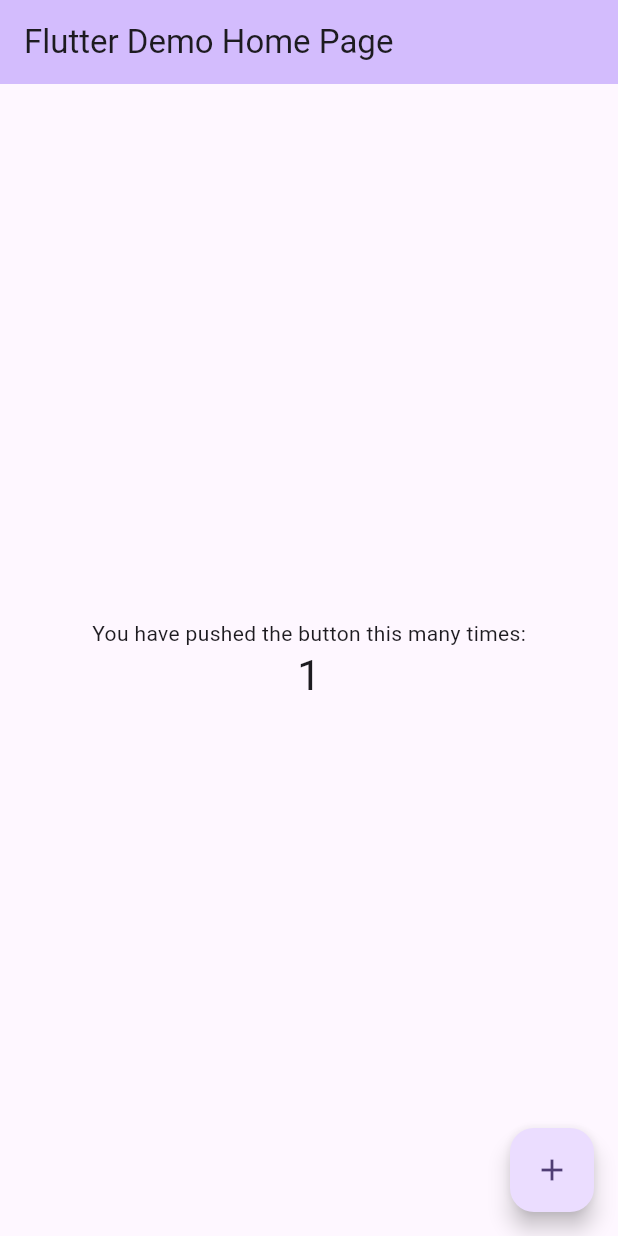
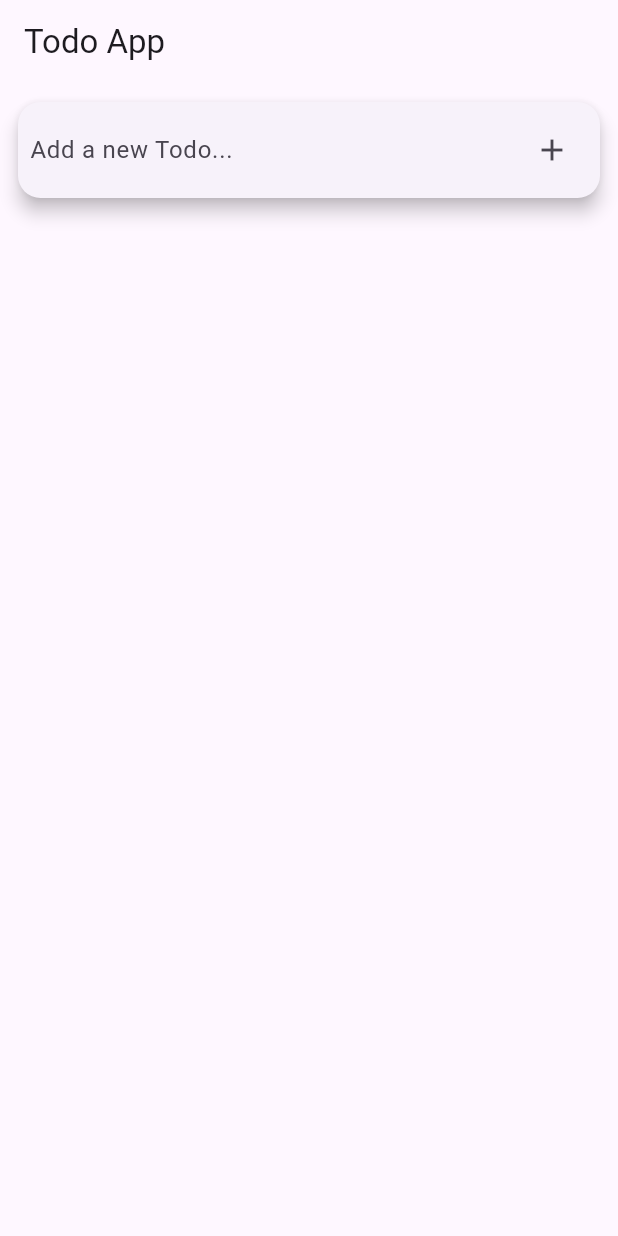
Before and after one commit to Haruki1090/TodoList-RiverPod-Firebase-2, a Flutter app: the screen it shows after launch, after a tap on the "add" icon, on a phone screen of 412 x 824 dp. Run offline on Flutter 3.47's test engine with Material 3 defaults, Android fonts, the phone set to English and light mode, and no system bars.

Commit message:
create Stateful Widget

```diff
--- a/lib/main.dart
+++ b/lib/main.dart
@@ -1,125 +1,134 @@
 import 'package:flutter/material.dart';
+import 'package:todolist_riverpod_firebase2/todo.dart';
 
 void main() {
-  runApp(const MyApp());
+  runApp(MyApp());
 }
 
 class MyApp extends StatelessWidget {
-  const MyApp({super.key});
-
-  // This widget is the root of your application.
   @override
   Widget build(BuildContext context) {
     return MaterialApp(
-      title: 'Flutter Demo',
-      theme: ThemeData(
-        // This is the theme of your application.
-        //
-        // TRY THIS: Try running your application with "flutter run". You'll see
-        // the application has a purple toolbar. Then, without quitting the app,
-        // try changing the seedColor in the colorScheme below to Colors.green
-        // and then invoke "hot reload" (save your changes or press the "hot
-        // reload" button in a Flutter-supported IDE, or press "r" if you used
-        // the command line to start the app).
-        //
-        // Notice that the counter didn't reset back to zero; the application
-        // state is not lost during the reload. To reset the state, use hot
-        // restart instead.
-        //
-        // This works for code too, not just values: Most code changes can be
-        // tested with just a hot reload.
-        colorScheme: ColorScheme.fromSeed(seedColor: Colors.deepPurple),
-        useMaterial3: true,
-      ),
-      home: const MyHomePage(title: 'Flutter Demo Home Page'),
+      title: 'Todo App',
+      home: TodoScreen(),
     );
   }
 }
 
-class MyHomePage extends StatefulWidget {
-  const MyHomePage({super.key, required this.title});
-
-  // This widget is the home page of your application. It is stateful, meaning
-  // that it has a State object (defined below) that contains fields that affect
-  // how it looks.
-
-  // This class is the configuration for the state. It holds the values (in this
-  // case the title) provided by the parent (in this case the App widget) and
-  // used by the build method of the State. Fields in a Widget subclass are
-  // always marked "final".
-
-  final String title;
-
+class TodoScreen extends StatefulWidget {
   @override
-  State<MyHomePage> createState() => _MyHomePageState();
+  _TodoScreenState createState() => _TodoScreenState();
 }
 
-class _MyHomePageState extends State<MyHomePage> {
-  int _counter = 0;
-
-  void _incrementCounter() {
-    setState(() {
-      // This call to setState tells the Flutter framework that something has
-      // changed in this State, which causes it to rerun the build method below
-      // so that the display can reflect the updated values. If we changed
-      // _counter without calling setState(), then the build method would not be
-      // called again, and so nothing would appear to happen.
-      _counter++;
-    });
-  }
+class _TodoScreenState extends State<TodoScreen> {
+  TextEditingController _textController = TextEditingController();
+  List<Todo> _todoList = [];
 
   @override
   Widget build(BuildContext context) {
-    // This method is rerun every time setState is called, for instance as done
-    // by the _incrementCounter method above.
-    //
-    // The Flutter framework has been optimized to make rerunning build methods
-    // fast, so that you can just rebuild anything that needs updating rather
-    // than having to individually change instances of widgets.
     return Scaffold(
       appBar: AppBar(
-        // TRY THIS: Try changing the color here to a specific color (to
-        // Colors.amber, perhaps?) and trigger a hot reload to see the AppBar
-        // change color while the other colors stay the same.
-        backgroundColor: Theme.of(context).colorScheme.inversePrimary,
-        // Here we take the value from the MyHomePage object that was created by
-        // the App.build method, and use it to set our appbar title.
-        title: Text(widget.title),
+        title: Text('Todo App'),
       ),
-      body: Center(
-        // Center is a layout widget. It takes a single child and positions it
-        // in the middle of the parent.
-        child: Column(
-          // Column is also a layout widget. It takes a list of children and
-          // arranges them vertically. By default, it sizes itself to fit its
-          // children horizontally, and tries to be as tall as its parent.
-          //
-          // Column has various properties to control how it sizes itself and
-          // how it positions its children. Here we use mainAxisAlignment to
-          // center the children vertically; the main axis here is the vertical
-          // axis because Columns are vertical (the cross axis would be
-          // horizontal).
-          //
-          // TRY THIS: Invoke "debug painting" (choose the "Toggle Debug Paint"
-          // action in the IDE, or press "p" in the console), to see the
-          // wireframe for each widget.
-          mainAxisAlignment: MainAxisAlignment.center,
-          children: <Widget>[
-            const Text(
-              'You have pushed the button this many times:',
+      body: Column(
+        children: [
+          // 入力欄
+          Padding(
+            padding: const EdgeInsets.all(8.0),
+            child: Card(
+              shape: RoundedRectangleBorder(
+                borderRadius: BorderRadius.circular(15.0),
               ),
-            Text(
-              '$_counter',
-              style: Theme.of(context).textTheme.headlineMedium,
+              elevation: 5.0,
+              child: Padding(
+                padding: const EdgeInsets.all(8.0),
+                child: Row(
+                  children: [
+                    Expanded(
+                      child: TextField(
+                        controller: _textController,
+                        decoration: InputDecoration(
+                          hintText: 'Add a new Todo...',
+                          border: InputBorder.none,
+                        ),
+                      ),
+                    ),
+                    IconButton(
+                      icon: Icon(Icons.add),
+                      onPressed: () {
+                        _addTodo();
+                      },
                     ),
                   ],
                 ),
               ),
-      floatingActionButton: FloatingActionButton(
-        onPressed: _incrementCounter,
-        tooltip: 'Increment',
-        child: const Icon(Icons.add),
-      ), // This trailing comma makes auto-formatting nicer for build methods.
+            ),
+          ),
+          // Todoリスト
+          Expanded(
+            child: ListView.builder(
+              itemCount: _todoList.length,
+              itemBuilder: (context, index) {
+                return Card(
+                  margin: EdgeInsets.all(8.0),
+                  child: ListTile(
+                    title: Text(_todoList[index].text),
+                    trailing: Row(
+                      mainAxisSize: MainAxisSize.min,
+                      children: [
+                        Checkbox(
+                          value: _todoList[index].isDone,
+                          onChanged: (value) {
+                            _toggleDone(index, value!);
+                          },
+                        ),
+                        IconButton(
+                          icon: Icon(Icons.edit),
+                          onPressed: () {
+                            _editTodo(index);
+                          },
+                        ),
+                        IconButton(
+                          icon: Icon(Icons.delete),
+                          onPressed: () {
+                            _deleteTodo(index);
+                          },
+                        ),
+                      ],
+                    ),
+                  ),
+                );
+              },
+            ),
+          ),
+        ],
+      ),
     );
   }
+
+  void _addTodo() {
+    setState(() {
+      String text = _textController.text;
+      if (text.isNotEmpty) {
+        _todoList.add(Todo(text, false));
+        _textController.clear();
       }
+    });
+  }
+
+  void _editTodo(int index) {
+    // Todoを編集する処理を実装
+  }
+
+  void _deleteTodo(int index) {
+    setState(() {
+      _todoList.removeAt(index);
+    });
+  }
+
+  void _toggleDone(int index, bool value) {
+    setState(() {
+      _todoList[index].isDone = value;
+    });
+  }
+}
--- /dev/null
+++ b/lib/todo.dart
@@ -0,0 +1,6 @@
+class Todo {
+  String text;
+  bool isDone;
+
+  Todo(this.text, this.isDone);
+}
```
Lines whose indentation alone changed are shown as unchanged.
